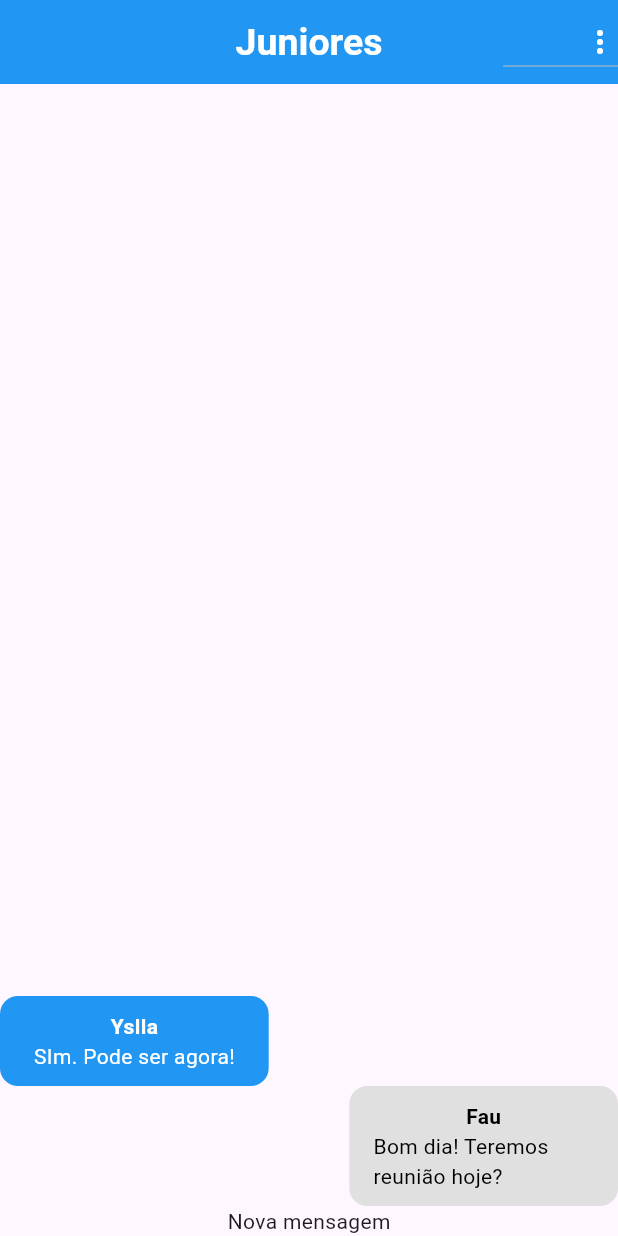
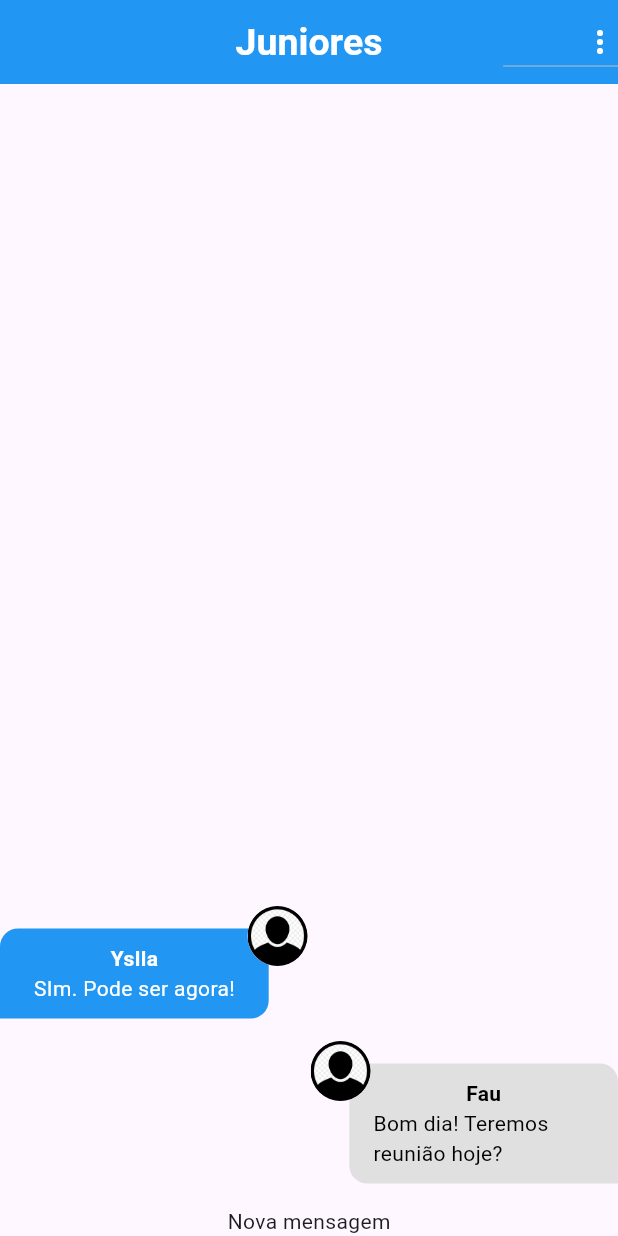
Before and after one commit to absjuniordev/ChatEase, a Flutter app: the screen it shows after launch, on a phone screen of 412 x 824 dp. Run offline on Flutter 3.47's test engine with Material 3 defaults, Android fonts, the phone set to English and light mode, and no system bars; our stand-ins replace image_picker; accounts and stored records are empty.

Commit message:
Personalização das informações da conversa

```diff
--- a/lib/components/message_bubble.dart
+++ b/lib/components/message_bubble.dart
@@ -1,35 +1,68 @@
+import 'dart:io';
 import 'package:chate_ease/core/models/chat_message.dart';
 import 'package:flutter/material.dart';
 
 class MessageBubble extends StatelessWidget {
+  static const _defualtImage = 'assets/image/avatar.png';
   final ChatMessage message;
   final bool belongsToCurretuser;
+
   const MessageBubble({
     super.key,
     required this.message,
     required this.belongsToCurretuser,
   });
 
+  Widget _showUserImage(String imageUrl) {
+    ImageProvider? provider;
+    final uri = Uri.parse(imageUrl);
+
+    if (uri.path.contains(_defualtImage)) {
+      provider = const AssetImage(_defualtImage);
+    } else if (uri.scheme.contains('http')) {
+      provider = NetworkImage(uri.toString());
+    } else {
+      provider = FileImage(File(uri.toString()));
+    }
+
+    return CircleAvatar(
+      backgroundImage: provider,
+    );
+  }
+
   @override
   Widget build(BuildContext context) {
     final size = MediaQuery.of(context).size.width;
-    return Row(
-      mainAxisAlignment:
-          belongsToCurretuser ? MainAxisAlignment.end : MainAxisAlignment.start,
+    return Stack(
+      children: [
+        Row(
+          mainAxisAlignment: belongsToCurretuser
+              ? MainAxisAlignment.end
+              : MainAxisAlignment.start,
           children: [
             Container(
               decoration: BoxDecoration(
                 color: belongsToCurretuser
                     ? Colors.grey.shade300
                     : Theme.of(context).primaryColor,
-            borderRadius: const BorderRadius.all(
-              Radius.circular(12),
+                borderRadius: BorderRadius.only(
+                  topLeft: const Radius.circular(12),
+                  topRight: const Radius.circular(12),
+                  bottomLeft: belongsToCurretuser
+                      ? const Radius.circular(12)
+                      : const Radius.circular(0),
+                  bottomRight: belongsToCurretuser
+                      ? const Radius.circular(0)
+                      : const Radius.circular(12),
                 ),
               ),
               width: size / 2.3,
               padding: const EdgeInsets.symmetric(
                 vertical: 10,
                 horizontal: 16,
+              ),
+              margin: const EdgeInsets.symmetric(
+                vertical: 15,
               ),
               child: Column(
                 children: [
@@ -50,6 +83,14 @@ class MessageBubble extends StatelessWidget {
               ),
             ),
           ],
+        ),
+        Positioned(
+          top: 0,
+          left: belongsToCurretuser ? null : 165,
+          right: belongsToCurretuser ? 165 : null,
+          child: _showUserImage(message.userImageUrl),
+        ),
+      ],
     );
   }
 }
```
Lines whose indentation alone changed are shown as unchanged.
